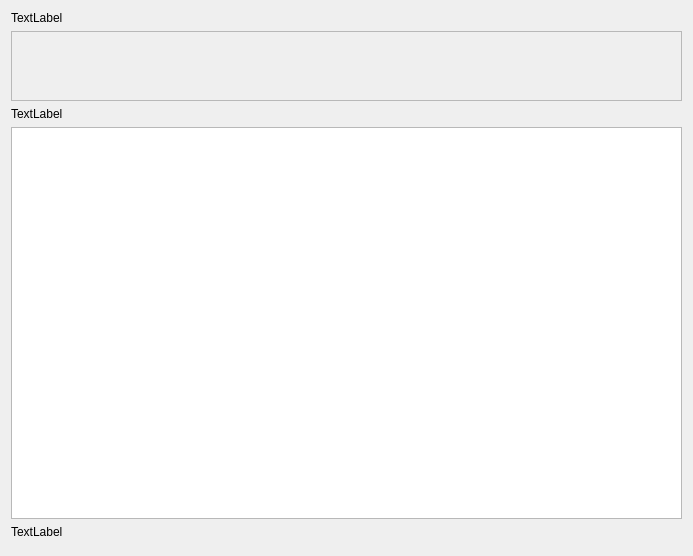
nextcloud/gsoc_client, file src/gui/activitywidget.ui: the form before one commit.
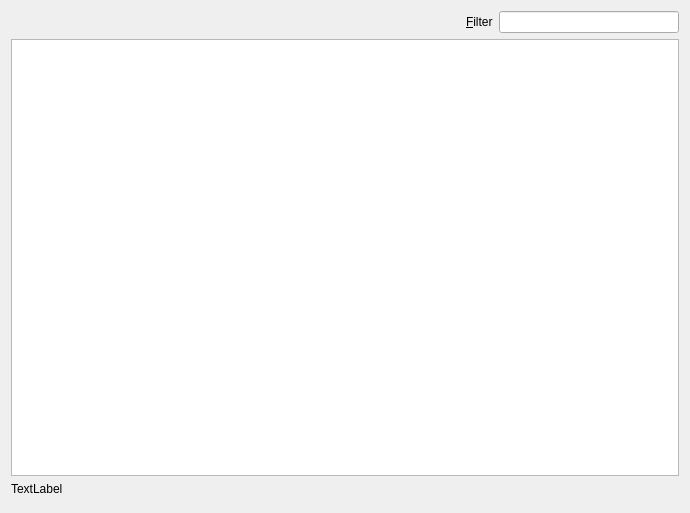
The form after the commit.

Commit message: Activityview: Add an as-you-type filter entry field.

```diff
--- a/src/gui/activitywidget.ui
+++ b/src/gui/activitywidget.ui
@@ -6,8 +6,8 @@
    <rect>
     <x>0</x>
     <y>0</y>
-    <width>693</width>
-    <height>556</height>
+    <width>690</width>
+    <height>513</height>
    </rect>
   </property>
   <property name="windowTitle">
@@ -15,75 +15,47 @@
   </property>
   <layout class="QGridLayout" name="gridLayout">
    <item row="0" column="0">
-    <widget class="QLabel" name="_notifyLabel">
-     <property name="sizePolicy">
-      <sizepolicy hsizetype="Preferred" vsizetype="Maximum">
-       <horstretch>0</horstretch>
-       <verstretch>0</verstretch>
-      </sizepolicy>
-     </property>
-     <property name="text">
-      <string>TextLabel</string>
-     </property>
-    </widget>
+    <layout class="QHBoxLayout" name="horizontalLayout">
+     <item>
+      <spacer name="horizontalSpacer">
+       <property name="orientation">
+        <enum>Qt::Horizontal</enum>
+       </property>
+       <property name="sizeHint" stdset="0">
+        <size>
+         <width>40</width>
+         <height>20</height>
+        </size>
+       </property>
+      </spacer>
+     </item>
+     <item>
+      <widget class="QLabel" name="_filterLabel">
+       <property name="text">
+        <string>&amp;Filter</string>
+       </property>
+       <property name="buddy">
+        <cstring>_filterEdit</cstring>
+       </property>
+      </widget>
+     </item>
+     <item>
+      <widget class="QLineEdit" name="_filterEdit">
+       <property name="maximumSize">
+        <size>
+         <width>180</width>
+         <height>16777215</height>
+        </size>
+       </property>
+      </widget>
+     </item>
+    </layout>
    </item>
    <item row="1" column="0">
-    <widget class="QScrollArea" name="_notifyScroll">
-     <property name="sizePolicy">
-      <sizepolicy hsizetype="Expanding" vsizetype="Preferred">
-       <horstretch>0</horstretch>
-       <verstretch>0</verstretch>
-      </sizepolicy>
-     </property>
-     <property name="widgetResizable">
-      <bool>true</bool>
-     </property>
-     <property name="alignment">
-      <set>Qt::AlignLeading|Qt::AlignLeft|Qt::AlignTop</set>
-     </property>
-     <widget class="QWidget" name="_scrollAreaWidgetContents">
-      <property name="geometry">
-       <rect>
-        <x>0</x>
-        <y>0</y>
-        <width>677</width>
-        <height>70</height>
-       </rect>
-      </property>
-     </widget>
-    </widget>
+    <widget class="QListView" name="_activityList"/>
    </item>
    <item row="2" column="0">
-    <widget class="QLabel" name="_headerLabel">
-     <property name="sizePolicy">
-      <sizepolicy hsizetype="Preferred" vsizetype="Maximum">
-       <horstretch>0</horstretch>
-       <verstretch>0</verstretch>
-      </sizepolicy>
-     </property>
-     <property name="text">
-      <string>TextLabel</string>
-     </property>
-    </widget>
-   </item>
-   <item row="3" column="0">
-    <widget class="QListView" name="_activityList">
-     <property name="sizePolicy">
-      <sizepolicy hsizetype="Expanding" vsizetype="Expanding">
-       <horstretch>0</horstretch>
-       <verstretch>0</verstretch>
-      </sizepolicy>
-     </property>
-    </widget>
-   </item>
-   <item row="4" column="0">
     <widget class="QLabel" name="_bottomLabel">
-     <property name="sizePolicy">
-      <sizepolicy hsizetype="Preferred" vsizetype="Maximum">
-       <horstretch>0</horstretch>
-       <verstretch>0</verstretch>
-      </sizepolicy>
-     </property>
      <property name="text">
       <string>TextLabel</string>
      </property>
```
Left out of the diff: 2 changed lines with no effect on the pictures. The commit also changes 4 other files.
